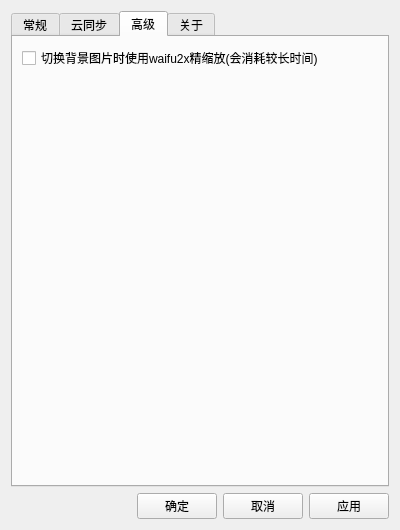
Before: the Qt Designer form ui/SettingW.ui in cfwnico/cfwGameLauncher, drawn with Qt 5.
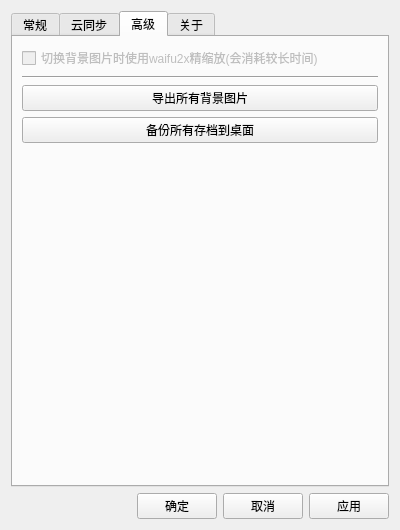
After: the same form once the commit is applied. The open tabs and pages were chosen to show the change.

What changed in the file:
```diff
--- a/ui/SettingW.ui
+++ b/ui/SettingW.ui
@@ -288,25 +288,49 @@
       <layout class="QGridLayout" name="gridLayout_7">
        <item row="0" column="0">
         <layout class="QGridLayout" name="gridLayout_6">
+         <item row="4" column="0">
+          <spacer name="verticalSpacer_3">
+           <property name="orientation">
+            <enum>Qt::Vertical</enum>
+           </property>
+           <property name="sizeHint" stdset="0">
+            <size>
+             <width>20</width>
+             <height>40</height>
+            </size>
+           </property>
+          </spacer>
+         </item>
+         <item row="2" column="0">
+          <widget class="QPushButton" name="pushButton_2">
+           <property name="text">
+            <string>导出所有背景图片</string>
+           </property>
+          </widget>
+         </item>
          <item row="0" column="0">
           <widget class="QCheckBox" name="waifu2x_checkbox">
+           <property name="enabled">
+            <bool>false</bool>
+           </property>
            <property name="text">
             <string>切换背景图片时使用waifu2x精缩放(会消耗较长时间)</string>
            </property>
           </widget>
          </item>
          <item row="1" column="0">
-          <spacer name="verticalSpacer_3">
+          <widget class="Line" name="line_5">
            <property name="orientation">
-            <enum>Qt::Vertical</enum>
+            <enum>Qt::Horizontal</enum>
            </property>
-           <property name="sizeHint" stdset="0">
-            <size>
-             <width>20</width>
-             <height>40</height>
-            </size>
+          </widget>
+         </item>
+         <item row="3" column="0">
+          <widget class="QPushButton" name="pushButton">
+           <property name="text">
+            <string>备份所有存档到桌面</string>
            </property>
-          </spacer>
+          </widget>
          </item>
         </layout>
        </item>
```
Left out of the diff: 2 changed lines with no effect on the pictures.
